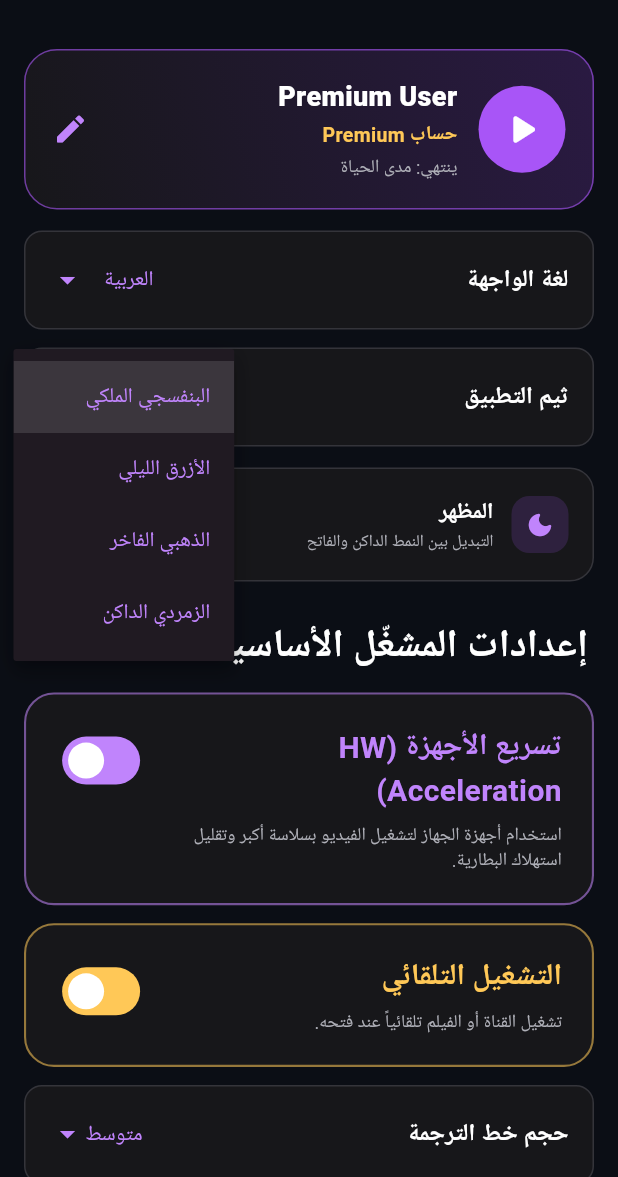
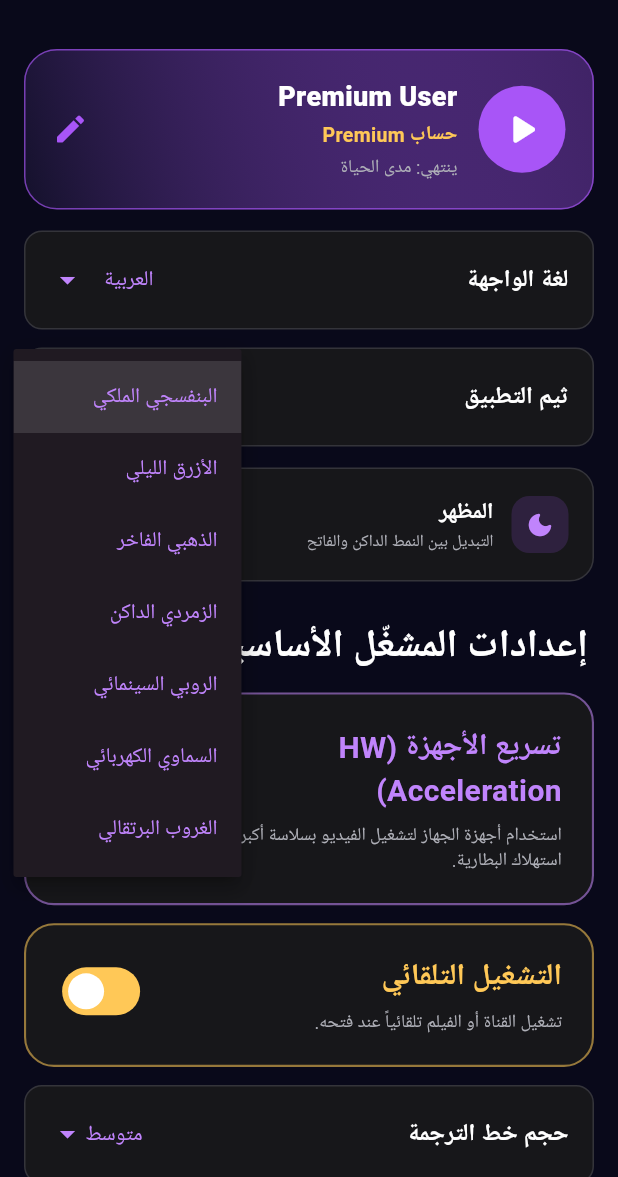
Before and after one commit to mahmoudhwhwhwh/flutter-iptv-player, a Flutter app: the SettingsScreen screen opened directly, after a tap on "البنفسجي الملكي", on a phone screen of 412 x 824 dp, the part 59-1236 px from its top. Run offline on Flutter 3.47's test engine with Material 3 defaults, Android fonts, the phone set to English and light mode, and no system bars; our stand-ins replace better_player_plus, cached_network_image, device_info_plus, dio, firebase_analytics, firebase_core and 7 more; accounts and stored records are empty; network calls fail; Roboto replaces fonts that are missing (Cairo).

Commit message:
Fix Xtream subtitles themes and navigation performance

```diff
--- a/lib/providers/iptv_provider.dart
+++ b/lib/providers/iptv_provider.dart
@@ -91,8 +91,38 @@ class IPTVProvider with ChangeNotifier {
         return const Color(0xFFFFC857);
       case 'الزمردي الداكن':
         return const Color(0xFF34D399);
+      case 'الروبي السينمائي':
+        return const Color(0xFFFF5C77);
+      case 'السماوي الكهربائي':
+        return const Color(0xFF22D3EE);
+      case 'الغروب البرتقالي':
+        return const Color(0xFFFB923C);
       default:
         return const Color(0xFFA855F7);
+    }
+  }
+
+  Color get themeBackground {
+    switch (_premiumTheme) {
+      case 'الأزرق الليلي': return const Color(0xFF07131F);
+      case 'الذهبي الفاخر': return const Color(0xFF171107);
+      case 'الزمردي الداكن': return const Color(0xFF071914);
+      case 'الروبي السينمائي': return const Color(0xFF1B0A10);
+      case 'السماوي الكهربائي': return const Color(0xFF06171D);
+      case 'الغروب البرتقالي': return const Color(0xFF1B0E07);
+      default: return const Color(0xFF09091A);
+    }
+  }
+
+  Color get themeSurface {
+    switch (_premiumTheme) {
+      case 'الأزرق الليلي': return const Color(0xFF10253A);
+      case 'الذهبي الفاخر': return const Color(0xFF28200F);
+      case 'الزمردي الداكن': return const Color(0xFF102A22);
+      case 'الروبي السينمائي': return const Color(0xFF30111B);
+      case 'السماوي الكهربائي': return const Color(0xFF0D2933);
+      case 'الغروب البرتقالي': return const Color(0xFF30170C);
+      default: return const Color(0xFF14112B);
     }
   }
   String _profileName = 'Premium User';
@@ -178,6 +208,7 @@ class IPTVProvider with ChangeNotifier {
   String _activeTab = "live";
   String _selectedCategory = "all";
   String _searchQuery = "";
+  Timer? _searchDebounce;
   bool _isLoggedIn = false;
 
   List<Map<String, String>> _liveCategories = [];
@@ -1343,9 +1374,19 @@ class IPTVProvider with ChangeNotifier {
   }
 
   void setSearchQuery(String query) {
+    if (_searchQuery == query) return;
     _searchQuery = query;
-    _applyFilters();
-    notifyListeners();
+    _searchDebounce?.cancel();
+    if (query.trim().isEmpty) {
+      _applyFilters();
+      notifyListeners();
+      return;
+    }
+    // يمنع إعادة فلترة آلاف العناصر عند كل حرف أثناء الكتابة.
+    _searchDebounce = Timer(const Duration(milliseconds: 130), () {
+      _applyFilters();
+      notifyListeners();
+    });
   }
 
   bool isArabicStream(PlaylistItem stream) {
--- a/lib/screens/settings_screen.dart
+++ b/lib/screens/settings_screen.dart
@@ -44,6 +44,7 @@ class _SettingsScreenState extends State<SettingsScreen> {
   bool _hwAcceleration = true;
   bool _autoPlay = true;
   String _subSize = "متوسط";
+  String _subFont = 'Cairo';
   String _subColor = "أبيض";
   String _subBgColor = "شفاف";
   String _subLang = "تلقائي";
@@ -66,6 +67,7 @@ class _SettingsScreenState extends State<SettingsScreen> {
       _hwAcceleration = prefs.getBool('hw_acceleration') ?? true;
       _autoPlay = prefs.getBool('auto_play') ?? true;
       _subSize = prefs.getString('sub_size') ?? "متوسط";
+      _subFont = prefs.getString('sub_font') ?? 'Cairo';
       _subColor = prefs.getString('sub_color') ?? "أبيض";
       _subBgColor = prefs.getString('sub_bg_color') ?? "شفاف";
       _subLang = prefs.getString('sub_lang') ?? "تلقائي";
@@ -84,10 +86,11 @@ class _SettingsScreenState extends State<SettingsScreen> {
 
   @override
   Widget build(BuildContext context) {
+    final activeTheme = context.watch<IPTVProvider>();
     return Scaffold(
-      backgroundColor: _SettingsPalette.background,
+      backgroundColor: activeTheme.themeBackground,
       appBar: AppBar(
-        backgroundColor: _SettingsPalette.background,
+        backgroundColor: activeTheme.themeBackground,
         surfaceTintColor: Colors.transparent,
         elevation: 0,
         scrolledUnderElevation: 0,
@@ -131,7 +134,15 @@ class _SettingsScreenState extends State<SettingsScreen> {
                       _buildDropdownItem(
                         title: 'ثيم التطبيق',
                         value: provider.premiumTheme,
-                        items: const ['البنفسجي الملكي', 'الأزرق الليلي', 'الذهبي الفاخر', 'الزمردي الداكن'],
+                        items: const [
+                          'البنفسجي الملكي',
+                          'الأزرق الليلي',
+                          'الذهبي الفاخر',
+                          'الزمردي الداكن',
+                          'الروبي السينمائي',
+                          'السماوي الكهربائي',
+                          'الغروب البرتقالي',
+                        ],
                         onChanged: (value) {
                           if (value != null) provider.setPremiumTheme(value);
                         },
@@ -182,6 +193,18 @@ class _SettingsScreenState extends State<SettingsScreen> {
                   if (val != null) {
                     setState(() => _subSize = val);
                     _saveStringSetting('sub_size', val);
+                  }
+                },
+              ),
+              const SizedBox(height: 12),
+              _buildDropdownItem(
+                title: "خط الترجمة",
+                value: _subFont,
+                items: const ['Cairo', 'Arial', 'Tahoma', 'Roboto'],
+                onChanged: (val) {
+                  if (val != null) {
+                    setState(() => _subFont = val);
+                    _saveStringSetting('sub_font', val);
                   }
                 },
               ),
@@ -637,9 +660,9 @@ class _SettingsScreenState extends State<SettingsScreen> {
         width: double.infinity,
         padding: const EdgeInsets.all(18),
         decoration: BoxDecoration(
-          gradient: const LinearGradient(colors: [Color(0xFF2A1A42), Color(0xFF17171A)], begin: Alignment.topRight, end: Alignment.bottomLeft),
-          borderRadius: BorderRadius.circular(22),
-          border: Border.all(color: _SettingsPalette.purple.withOpacity(0.6)),
+        gradient: LinearGradient(colors: [provider.accentColor.withOpacity(0.34), provider.themeSurface], begin: Alignment.topRight, end: Alignment.bottomLeft),
+        borderRadius: BorderRadius.circular(22),
+        border: Border.all(color: provider.accentColor.withOpacity(0.65)),
         ),
         child: Row(
           children: [
@@ -647,7 +670,7 @@ class _SettingsScreenState extends State<SettingsScreen> {
               width: 58,
               height: 58,
               decoration: BoxDecoration(
-                color: _SettingsPalette.purple,
+                color: provider.accentColor,
                 shape: BoxShape.circle,
                 image: provider.profileImagePath.isNotEmpty && File(provider.profileImagePath).existsSync()
                     ? DecorationImage(image: FileImage(File(provider.profileImagePath)), fit: BoxFit.cover)
@@ -670,7 +693,7 @@ class _SettingsScreenState extends State<SettingsScreen> {
                 ],
               ),
             ),
-            const Icon(Icons.edit_rounded, color: _SettingsPalette.purpleBright),
+            Icon(Icons.edit_rounded, color: provider.accentColor),
           ],
         ),
       ),
```
Also changed, not shown: lib/main.dart (+62 -54 lines), lib/screens/player_screen.dart (+50 -79 lines).
